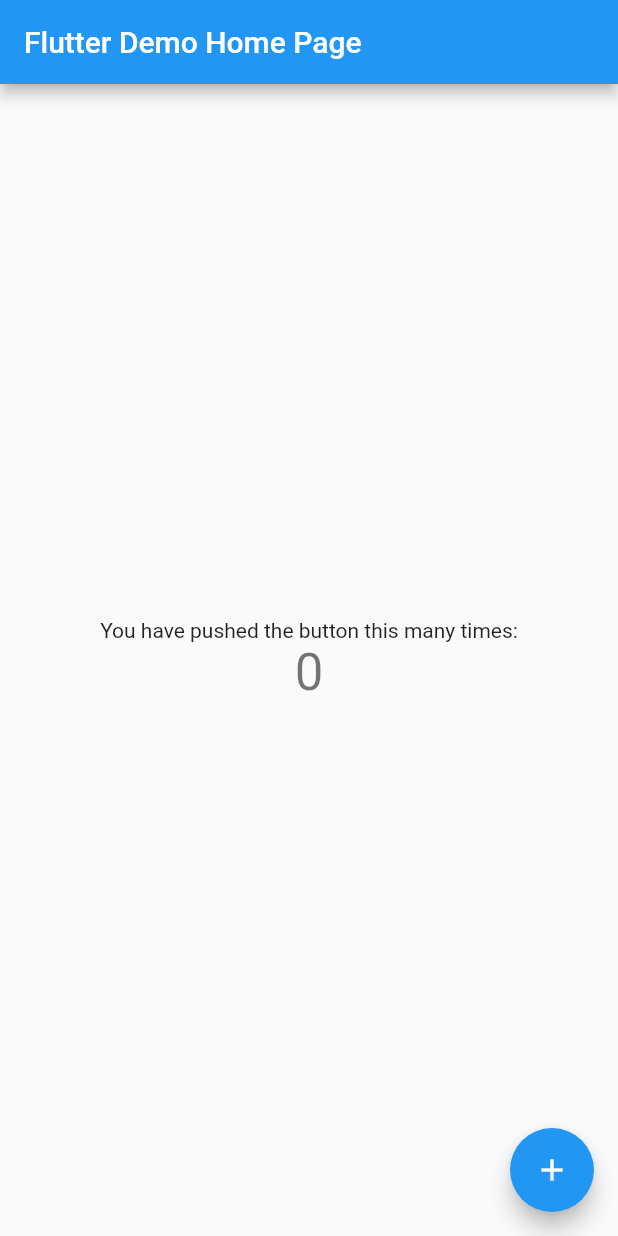
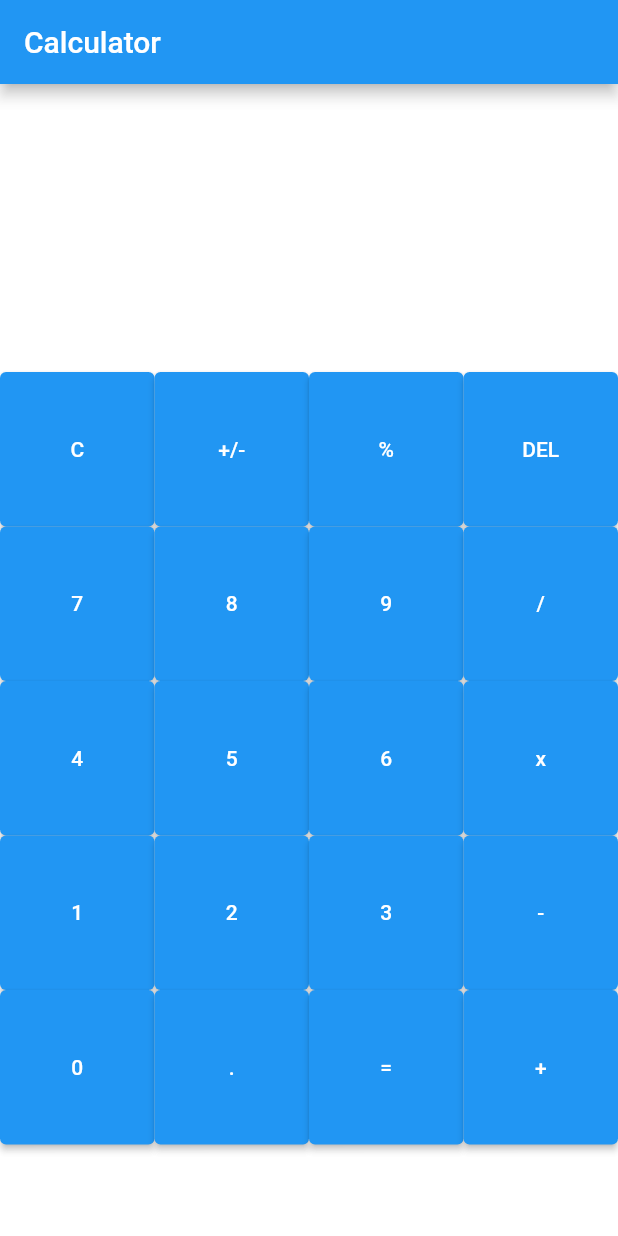
Before and after one commit to LeeSanderson/FlutterKatas, a Flutter app: the screen it shows after launch, on a phone screen of 412 x 824 dp. Run offline on Flutter 3.47's test engine with Material 2 defaults, Android fonts, the phone set to English and light mode, and no system bars.

Commit message:
Created calculator UI

```diff
--- a/src/flutter_katas/lib/main.dart
+++ b/src/flutter_katas/lib/main.dart
@@ -1,115 +1,176 @@
 import 'package:flutter/material.dart';
 
 void main() {
-  runApp(const MyApp());
+  runApp(MyApp());
 }
 
 class MyApp extends StatelessWidget {
   const MyApp({Key? key}) : super(key: key);
 
-  // This widget is the root of your application.
   @override
   Widget build(BuildContext context) {
-    return MaterialApp(
-      title: 'Flutter Demo',
-      theme: ThemeData(
-        // This is the theme of your application.
-        //
-        // Try running your application with "flutter run". You'll see the
-        // application has a blue toolbar. Then, without quitting the app, try
-        // changing the primarySwatch below to Colors.green and then invoke
-        // "hot reload" (press "r" in the console where you ran "flutter run",
-        // or simply save your changes to "hot reload" in a Flutter IDE).
-        // Notice that the counter didn't reset back to zero; the application
-        // is not restarted.
-        primarySwatch: Colors.blue,
-      ),
-      home: const MyHomePage(title: 'Flutter Demo Home Page'),
-    );
+    return const MaterialApp(
+      debugShowCheckedModeBanner: false,
+      home: HomePage(),
+    ); // MaterialApp
   }
 }
 
-class MyHomePage extends StatefulWidget {
-  const MyHomePage({Key? key, required this.title}) : super(key: key);
-
-  // This widget is the home page of your application. It is stateful, meaning
-  // that it has a State object (defined below) that contains fields that affect
-  // how it looks.
-
-  // This class is the configuration for the state. It holds the values (in this
-  // case the title) provided by the parent (in this case the App widget) and
-  // used by the build method of the State. Fields in a Widget subclass are
-  // always marked "final".
-
-  final String title;
+class HomePage extends StatefulWidget {
+  const HomePage({Key? key}) : super(key: key);
 
   @override
-  State<MyHomePage> createState() => _MyHomePageState();
+  _HomePageState createState() => _HomePageState();
 }
 
-class _MyHomePageState extends State<MyHomePage> {
-  int _counter = 0;
+class _HomePageState extends State<HomePage> {
+  var userInput = '';
+  var answer = '';
 
-  void _incrementCounter() {
-    setState(() {
-      // This call to setState tells the Flutter framework that something has
-      // changed in this State, which causes it to rerun the build method below
-      // so that the display can reflect the updated values. If we changed
-      // _counter without calling setState(), then the build method would not be
-      // called again, and so nothing would appear to happen.
-      _counter++;
-    });
-  }
+  // Array of button
+  final List<String> buttons = [
+    'C',
+    '+/-',
+    '%',
+    'DEL',
+    '7',
+    '8',
+    '9',
+    '/',
+    '4',
+    '5',
+    '6',
+    'x',
+    '1',
+    '2',
+    '3',
+    '-',
+    '0',
+    '.',
+    '=',
+    '+',
+  ];
 
   @override
   Widget build(BuildContext context) {
-    // This method is rerun every time setState is called, for instance as done
-    // by the _incrementCounter method above.
-    //
-    // The Flutter framework has been optimized to make rerunning build methods
-    // fast, so that you can just rebuild anything that needs updating rather
-    // than having to individually change instances of widgets.
     return Scaffold(
       appBar: AppBar(
-        // Here we take the value from the MyHomePage object that was created by
-        // the App.build method, and use it to set our appbar title.
-        title: Text(widget.title),
+        title: const Text("Calculator"),
+      ), //AppBar
+      backgroundColor: Colors.white38,
+      body: Column(
+        children: <Widget>[
+          Expanded(
+            child: Column(mainAxisAlignment: MainAxisAlignment.spaceEvenly, children: <Widget>[
+              Container(
+                padding: const EdgeInsets.all(20),
+                alignment: Alignment.centerRight,
+                child: Text(
+                  userInput,
+                  style: const TextStyle(fontSize: 18, color: Colors.white),
+                ),
+              ),
+              Container(
+                padding: const EdgeInsets.all(15),
+                alignment: Alignment.centerRight,
+                child: Text(
+                  answer,
+                  style: const TextStyle(fontSize: 30, color: Colors.white, fontWeight: FontWeight.bold),
+                ),
+              )
+            ]),
+          ),
+          Expanded(
+            flex: 3,
+            child: GridView.builder(
+                itemCount: buttons.length,
+                gridDelegate: const SliverGridDelegateWithFixedCrossAxisCount(crossAxisCount: 4),
+                itemBuilder: (BuildContext context, int index) {
+                  // Clear Button
+                  if (index == 0) {
+                    return ElevatedButton(
+                      onPressed: () {
+                        setState(() {
+                          userInput = '';
+                          answer = '0';
+                        });
+                      },
+                      child: Text(buttons[index]),
+                    );
+                  }
+
+                  // +/- button
+                  else if (index == 1) {
+                    return ElevatedButton(
+                      onPressed: () {
+                        setState(() {
+                          userInput += buttons[index];
+                        });
+                      },
+                      child: Text(buttons[index]),
+                    );
+                  }
+                  // % Button
+                  else if (index == 2) {
+                    return ElevatedButton(
+                      onPressed: () {
+                        setState(() {
+                          userInput += buttons[index];
+                        });
+                      },
+                      child: Text(buttons[index]),
+                    );
+                  }
+                  // Delete Button
+                  else if (index == 3) {
+                    return ElevatedButton(
+                      onPressed: () {
+                        setState(() {
+                          userInput = userInput.substring(0, userInput.length - 1);
+                        });
+                      },
+                      child: Text(buttons[index]),
+                    );
+                  }
+                  // Equal_to Button
+                  else if (index == 18) {
+                    return ElevatedButton(
+                      onPressed: () {
+                        setState(() {
+                          equalPressed();
+                        });
+                      },
+                      child: Text(buttons[index]),
+                    );
+                  }
+
+                  //  other buttons
+                  else {
+                    return ElevatedButton(
+                      onPressed: () {
+                        setState(() {
+                          userInput += buttons[index];
+                        });
+                      },
+                      child: Text(buttons[index]),
+                    );
+                  }
+                }),
+          ),
+        ],
       ),
-      body: Center(
-        // Center is a layout widget. It takes a single child and positions it
-        // in the middle of the parent.
-        child: Column(
-          // Column is also a layout widget. It takes a list of children and
-          // arranges them vertically. By default, it sizes itself to fit its
-          // children horizontally, and tries to be as tall as its parent.
-          //
-          // Invoke "debug painting" (press "p" in the console, choose the
-          // "Toggle Debug Paint" action from the Flutter Inspector in Android
-          // Studio, or the "Toggle Debug Paint" command in Visual Studio Code)
-          // to see the wireframe for each widget.
-          //
-          // Column has various properties to control how it sizes itself and
-          // how it positions its children. Here we use mainAxisAlignment to
-          // center the children vertically; the main axis here is the vertical
-          // axis because Columns are vertical (the cross axis would be
-          // horizontal).
-          mainAxisAlignment: MainAxisAlignment.center,
-          children: <Widget>[
-            const Text(
-              'You have pushed the button this many times:',
-            ),
-            Text(
-              '$_counter',
-              style: Theme.of(context).textTheme.headline4,
-            ),
-          ],
-        ),
-      ),
-      floatingActionButton: FloatingActionButton(
-        onPressed: _incrementCounter,
-        tooltip: 'Increment',
-        child: const Icon(Icons.add),
-      ), // This trailing comma makes auto-formatting nicer for build methods.
     );
   }
+
+  bool isOperator(String x) {
+    if (x == '/' || x == 'x' || x == '-' || x == '+' || x == '=') {
+      return true;
+    }
+    return false;
+  }
+
+  // function to calculate the input operation
+  void equalPressed() {
+    throw UnimplementedError();
+  }
 }
```
